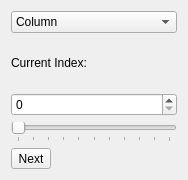
Above: src/Interface/Modules/Math/GetMatrixSlice.ui from SCIInstitute/SCIRun before the change. Below: the same form after it.
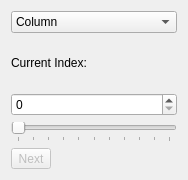
That is the form after the change.

Commit message: Disable button. Closes #184

Diff of the .ui file:
```diff
--- a/src/Interface/Modules/Math/GetMatrixSlice.ui
+++ b/src/Interface/Modules/Math/GetMatrixSlice.ui
@@ -65,6 +65,9 @@
    </item>
    <item>
     <widget class="QToolButton" name="nextIndexButton_">
+     <property name="enabled">
+      <bool>false</bool>
+     </property>
      <property name="text">
       <string>Next</string>
      </property>
```
